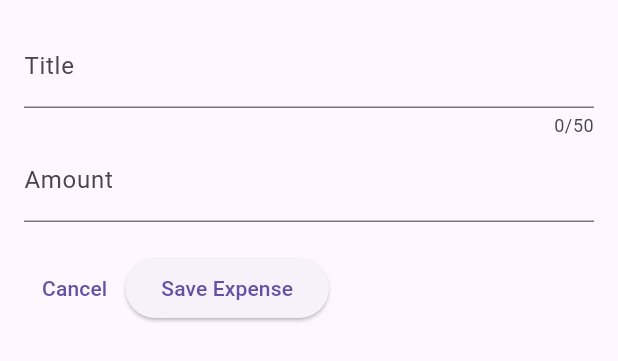
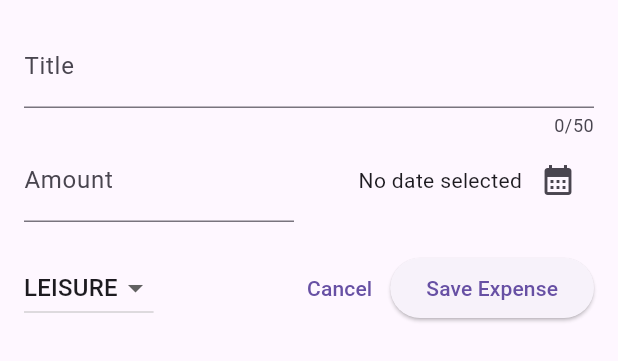
Before and after one commit to fszabi/flutter_expenses_app, a Flutter app: the NewExpense widget shown alone on an empty page, opened directly, on a phone screen of 412 x 824 dp. Shown: the top 361 px of the screen. Run offline on Flutter 3.47's test engine with Material 3 defaults, Android fonts, the phone set to English and light mode, and no system bars.

Commit message:
modal updated

```diff
--- a/lib/new_expense.dart
+++ b/lib/new_expense.dart
@@ -1,4 +1,5 @@
 import 'package:flutter/material.dart';
+import 'package:expense_tracker/models/expense.dart';
 
 class NewExpense extends StatefulWidget {
   const NewExpense({super.key});
@@ -10,6 +11,20 @@ class NewExpense extends StatefulWidget {
 class _NewExpenseState extends State<NewExpense> {
   final _titleController = TextEditingController();
   final _amountController = TextEditingController();
+  DateTime? _selectedDate;
+  Category _selectedCategory = Category.leisure;
+
+  void _presentDatePicker() async {
+    final now = DateTime.now();
+    final firstDate = DateTime(now.year - 1, now.month, now.day);
+    final pickedDate = await showDatePicker(
+      context: context,
+      initialDate: now,
+      firstDate: firstDate,
+      lastDate: now,
+    );
+    setState(() => _selectedDate = pickedDate);
+  }
 
   @override
   void dispose() {
@@ -31,7 +46,10 @@ class _NewExpenseState extends State<NewExpense> {
               label: Text('Title'),
             ),
           ),
-          TextField(
+          Row(
+            children: [
+              Expanded(
+                child: TextField(
                   controller: _amountController,
                   keyboardType: TextInputType.number,
                   decoration: const InputDecoration(
@@ -39,9 +57,54 @@ class _NewExpenseState extends State<NewExpense> {
                     label: Text('Amount'),
                   ),
                 ),
+              ),
+              const SizedBox(width: 20),
+              Expanded(
+                child: Row(
+                  mainAxisAlignment: MainAxisAlignment.end,
+                  crossAxisAlignment: CrossAxisAlignment.center,
+                  children: [
+                    Text(
+                      _selectedDate == null
+                          ? 'No date selected'
+                          : formatter.format(_selectedDate!),
+                    ),
+                    IconButton(
+                      onPressed: _presentDatePicker,
+                      icon: const Icon(
+                        Icons.calendar_month,
+                      ),
+                    ),
+                  ],
+                ),
+              ),
+            ],
+          ),
           const SizedBox(height: 20),
           Row(
             children: [
+              DropdownButton(
+                value: _selectedCategory,
+                items: Category.values
+                    .map(
+                      (category) => DropdownMenuItem(
+                        value: category,
+                        child: Text(
+                          category.name.toUpperCase(),
+                        ),
+                      ),
+                    )
+                    .toList(),
+                onChanged: (value) {
+                  if (value == null) {
+                    return;
+                  }
+                  setState(() {
+                    _selectedCategory = value;
+                  });
+                },
+              ),
+              const Spacer(),
               TextButton(
                 onPressed: () {
                   Navigator.pop(context);
```
Lines whose indentation alone changed are shown as unchanged.
